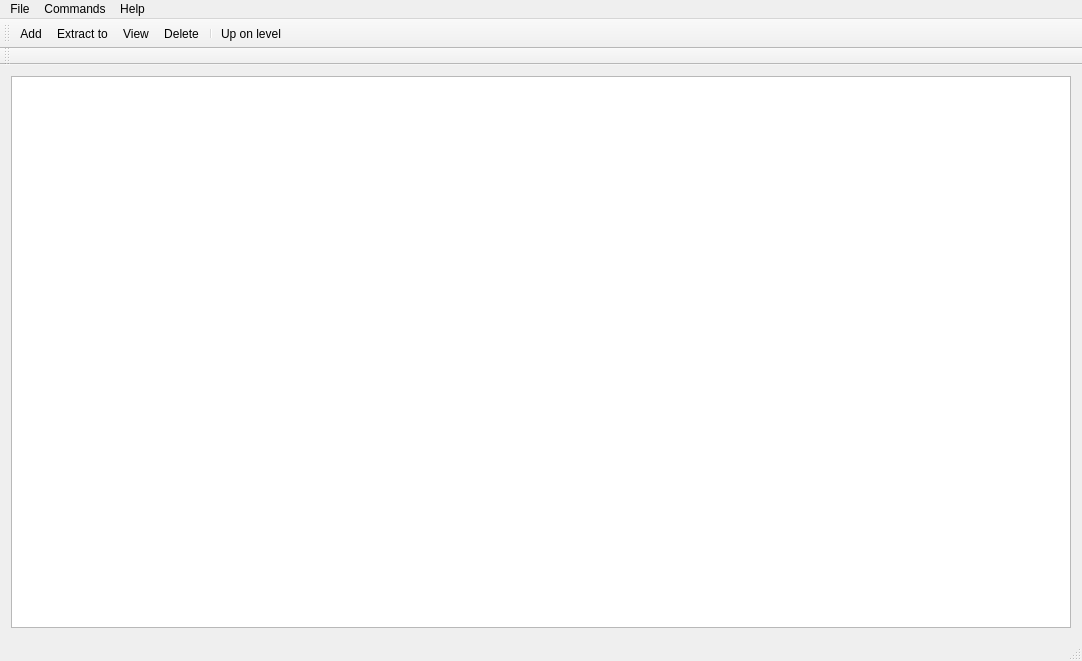
The window that ui/mainwindow.ui (BrushkouMatvey/QtArchiver) describes before a commit, drawn with Qt 5.
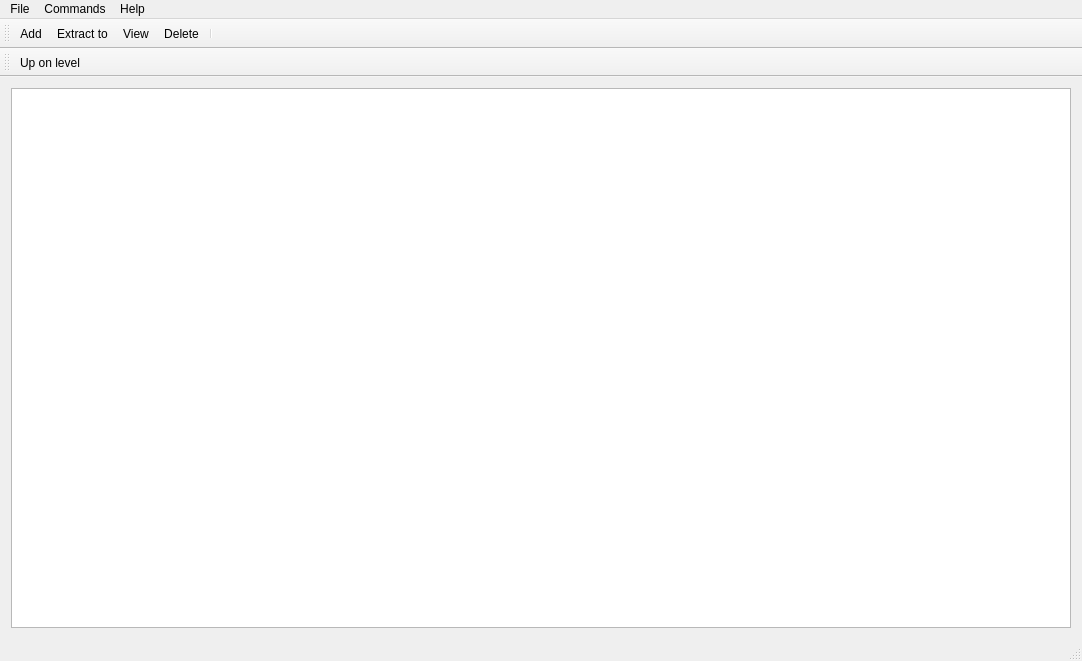
The same window after the commit. Icons and pictures are not drawn.

```diff
--- a/ui/mainwindow.ui
+++ b/ui/mainwindow.ui
@@ -88,7 +88,6 @@
    <addaction name="actionView_file"/>
    <addaction name="actionDelete_file"/>
    <addaction name="separator"/>
-   <addaction name="actionUp_on_level"/>
   </widget>
   <widget class="QStatusBar" name="statusBar"/>
   <widget class="QToolBar" name="subToolBar">
@@ -110,6 +109,7 @@
    <attribute name="toolBarBreak">
     <bool>true</bool>
    </attribute>
+   <addaction name="actionUp_on_level"/>
   </widget>
   <action name="actionOpen_archive">
    <property name="text">
```
Left out of the diff: 16 changed lines with no effect on the pictures.
